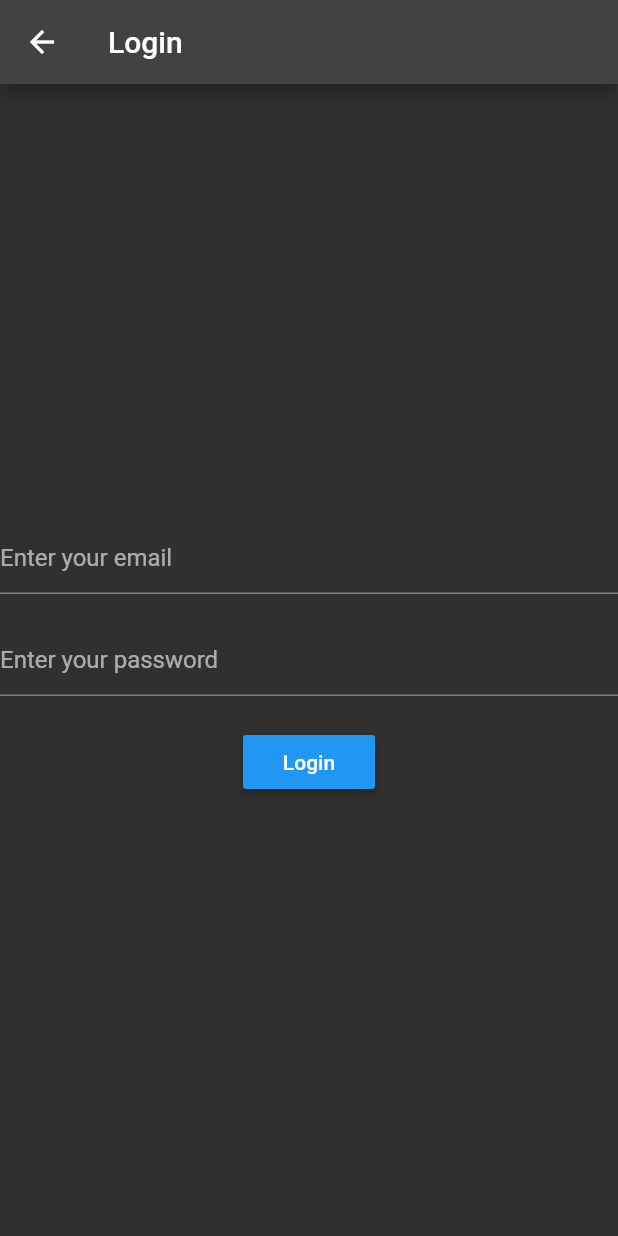
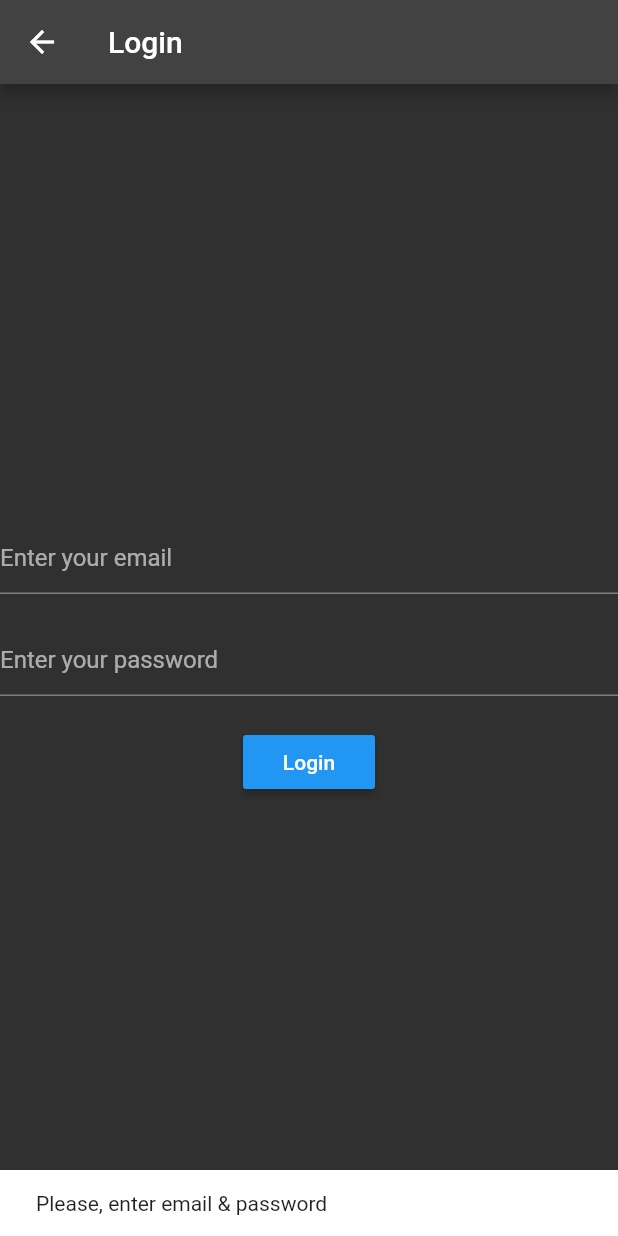
Before and after one commit to merab1/abcde, a Flutter app: the Login screen opened by its route, after a tap on "Login", on a phone screen of 412 x 824 dp. Run offline on Flutter 3.47's test engine with Material 2 defaults, Android fonts, the phone set to English and light mode, and no system bars; our stand-ins replace firebase_auth, firebase_core; accounts and stored records are empty.

Commit message:
onChanged added in textFields

```diff
--- a/lib/authentication_screen/login.dart
+++ b/lib/authentication_screen/login.dart
@@ -1,8 +1,14 @@
 import 'package:flutter/material.dart';
+import 'package:firebase_auth/firebase_auth.dart';
 
 class Login extends StatelessWidget {
-  const Login({Key? key}) : super(key: key);
+  Login({Key? key}) : super(key: key);
   static const String pathId = 'Login';
+  String _email = '';
+  String _password = '';
+
+  final _auth = FirebaseAuth.instance;
+  bool _isLoading = false;
 
   @override
   Widget build(BuildContext context) {
@@ -10,29 +16,54 @@ class Login extends StatelessWidget {
       appBar: AppBar(
         title: const Text('Login'),
       ),
-      body: SizedBox.expand(
+      body: _isLoading == true
+          ? const Center(
+              child: LinearProgressIndicator(),
+            )
+          : SizedBox.expand(
               child: Column(
                 mainAxisAlignment: MainAxisAlignment.center,
                 children: [
-            const TextField(
-              decoration: InputDecoration(
-                hintText: 'Enter your email'
-              ),
+                   TextField(
+                    decoration: const InputDecoration(hintText: 'Enter your email'),
+                    onChanged: ((text) {
+                      _email = text;
+                    }),
                   ),
                   const SizedBox(
                     height: 20,
                   ),
-            const TextField(
-              decoration: InputDecoration(
-                  hintText: 'Enter your password'
-              ),
+                   TextField(
+                    decoration:
+                        const InputDecoration(hintText: 'Enter your password'),
+                    onChanged: ((text) {
+                      _password = text;
+                    }),
                     obscureText: true,
                   ),
                   const SizedBox(
                     height: 20,
                   ),
                   MaterialButton(
-              onPressed: () {},
+                    onPressed: () {
+                      if (_email == '' && _password != '') {
+                        const snackBar =
+                        SnackBar(content: Text('Please, enter email'));
+                        ScaffoldMessenger.of(context).showSnackBar(snackBar);
+                      } else if (_email != '' && _password == '') {
+                        const snackBar =
+                        SnackBar(content: Text('Please, enter password'));
+                        ScaffoldMessenger.of(context).showSnackBar(snackBar);
+                      } else if (_email == '' && _password == '') {
+                        const snackBar = SnackBar(
+                            content: Text('Please, enter email & password'));
+                        ScaffoldMessenger.of(context).showSnackBar(snackBar);
+                      } else {
+                     //   setState(() {
+                          _isLoading = true;
+                     //   });
+                      }
+                    },
                     child: const Text('Login'),
                     color: Colors.blue,
                   ),
--- /dev/null
+++ b/lib/authentication_screen/widgets/my_textfield_widget.dart
@@ -0,0 +1,5 @@
+import 'package:flutter/material.dart';
+
+Widget myTextFieldWidget {
+
+}
--- a/lib/main.dart
+++ b/lib/main.dart
@@ -1,11 +1,14 @@
 import 'package:abcde/authentication_screen/login.dart';
 import 'package:abcde/authentication_screen/login_registration.dart';
 import 'package:abcde/authentication_screen/registration.dart';
+import 'package:firebase_core/firebase_core.dart';
 import 'package:flutter/material.dart';
 
 import 'authentication_screen/authentication_screeen.dart';
 
-void main() {
+Future<void> main() async {
+  WidgetsFlutterBinding.ensureInitialized();
+  await Firebase.initializeApp();
   runApp(const MyApp());
 }
 
@@ -24,7 +27,7 @@ class MyApp extends StatelessWidget {
       routes: {
         Auth.pathId: (context) => const Auth(),
         LoginRegistration.pathId: (context) => const LoginRegistration(),
-        Login.pathId: (context) => const Login(),
+        Login.pathId: (context) => Login(),
         Registration.pathId: (context) => const Registration(),
       },
     );
```
Lines whose indentation alone changed are shown as unchanged.
